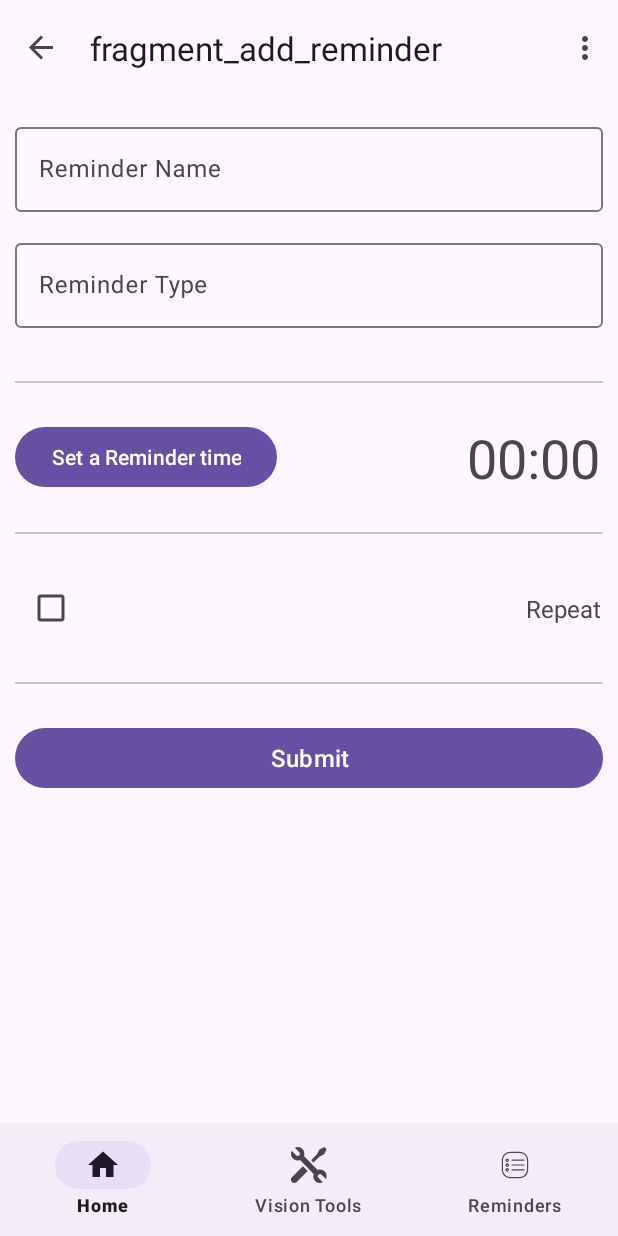
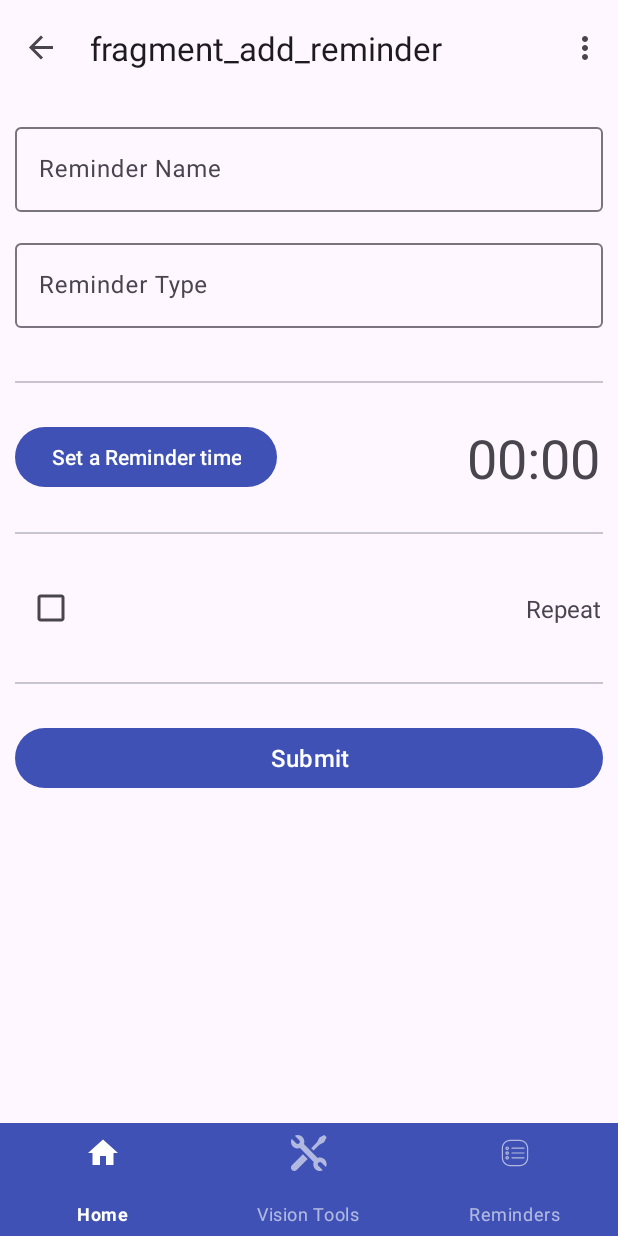
Before and after one commit to 210029073/cs3ip_lh3_myeyehealth, an Android app: the AddReminderFragment screen opened through its navigation route, on a phone screen of 412 x 824 dp. Run offline under Robolectric (Android 15) with nearby library versions, the phone set to English and light mode, and no system bars; our stand-ins replace Room's generated code, navigation-ui.

Commit message:
Updating look and feel of app to match housestyle for bottom navbar, timepicker etc.

```diff
--- a/app/src/main/java/uk/ac/aston/ip/myeyehealth/reminders/AddReminderFragment.java
+++ b/app/src/main/java/uk/ac/aston/ip/myeyehealth/reminders/AddReminderFragment.java
@@ -22,6 +22,7 @@ import java.time.LocalTime;
 import java.util.concurrent.atomic.AtomicInteger;
 import java.util.concurrent.atomic.AtomicReference;
 
+import uk.ac.aston.ip.myeyehealth.R;
 import uk.ac.aston.ip.myeyehealth.database.MyEyeHealthDatabase;
 import uk.ac.aston.ip.myeyehealth.databinding.FragmentAddReminderBinding;
 import uk.ac.aston.ip.myeyehealth.entities.Reminders;
@@ -58,6 +59,7 @@ public class AddReminderFragment extends Fragment {
                     .setTimeFormat(TimeFormat.CLOCK_12H)
                     .setHour(12)
                     .setMinute(0)
+                    .setTheme(R.style.Theme_MyEyeHealth_TimePicker)
                     .setTitleText("Select Reminder Time AM")
                     .build();
             timePicker.show(getParentFragmentManager(), "atag");
--- a/app/src/main/res/layout/activity_main.xml
+++ b/app/src/main/res/layout/activity_main.xml
@@ -17,6 +17,7 @@
     <com.google.android.material.appbar.AppBarLayout
         android:layout_width="match_parent"
         android:layout_height="wrap_content"
+        android:theme="@style/Theme.MyEyeHealth"
         android:fitsSystemWindows="true">
 
         <com.google.android.material.appbar.MaterialToolbar
--- a/app/src/main/res/layout/content_main.xml
+++ b/app/src/main/res/layout/content_main.xml
@@ -26,6 +26,7 @@
         app:layout_constraintEnd_toEndOf="parent"
         app:layout_constraintHorizontal_bias="0.5"
         app:layout_constraintStart_toStartOf="parent"
+        style="@style/Widget.App.BottomNavigationView"
         android:fitsSystemWindows="true"
         app:menu="@menu/bottom_nav_menu" />
 
--- a/app/src/main/res/values/themes.xml
+++ b/app/src/main/res/values/themes.xml
@@ -3,8 +3,43 @@
     <style name="Base.Theme.MyEyeHealth" parent="Theme.Material3.DayNight.NoActionBar">
         <!-- Customize your light theme here. -->
         <!-- <item name="colorPrimary">@color/my_light_primary</item> -->
+        <item name="colorPrimary">@color/darkBlue</item>
+        <item name="colorAccent">@color/white</item>
     </style>
 
 
-    <style name="Theme.MyEyeHealth" parent="Base.Theme.MyEyeHealth" />
+    <style name="Theme.MyEyeHealth" parent="Base.Theme.MyEyeHealth">
+        <item name="colorPrimary">@color/darkBlue</item>
+        <item name="colorAccent">@color/white</item>
+        <item name="colorPrimaryDark">@color/darkBlue</item>
+    </style>
+
+
+    <style name="Theme.App" parent="Theme.MaterialComponents">
+        ...
+        <item name="bottomNavigationStyle">@style/Widget.App.BottomNavigationView</item>
+
+    </style>
+
+    <style name="Theme.MyEyeHealth.TimePicker" parent="ThemeOverlay.MaterialComponents.TimePicker">
+        <item name="colorPrimary">@color/darkBlue</item>
+        <item name="colorAccent">@color/darkBlue</item>
+        <item name="colorPrimaryDark">@color/darkBlue</item>
+        <item name="backgroundColor">@color/darkBlue</item>
+    </style>
+
+    <style name="Theme.MyEyeHealth.NavDrawer">
+
+    </style>
+
+    <style name="Widget.App.BottomNavigationView" parent="Widget.MaterialComponents.BottomNavigationView.PrimarySurface">
+        <item name="materialThemeOverlay">@style/ThemeOverlay.App.BottomNavigationView</item>
+    </style>
+
+    <style name="ThemeOverlay.App.BottomNavigationView" parent="">
+        <item name="colorPrimary">@color/darkBlue</item>
+<!--        <item name="colorOnPrimary">@color/darkBlue</item>-->
+        <item name="colorAccent">@color/white</item>
+    </style>
+
 </resources>
```
